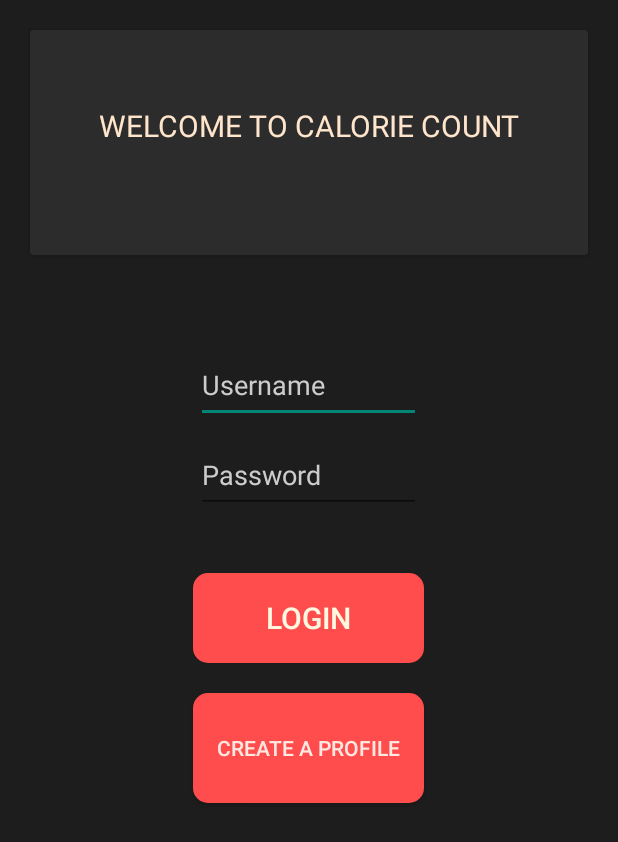
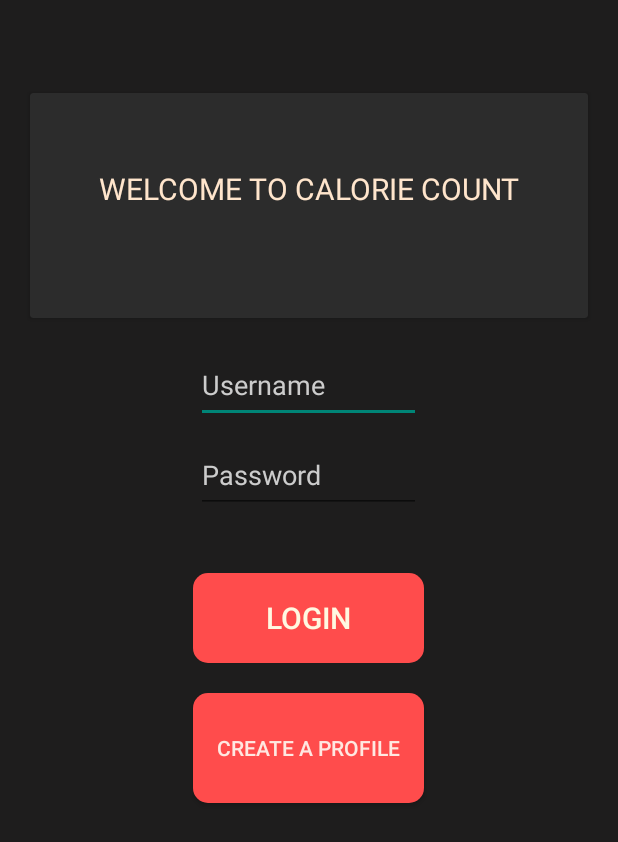
Before and after one commit to bekstha/Calorie-Count, an Android app: the screen it shows after launch (MainActivity), on a phone screen of 412 x 824 dp. Shown: the top 842 px of the screen. Run offline under Robolectric (Android 15) with nearby library versions, the phone set to English and light mode, and no system bars.

Commit message:
fixed a constraint on main activity xml fille

```diff
--- a/app/src/main/res/layout/activity_main.xml
+++ b/app/src/main/res/layout/activity_main.xml
@@ -8,24 +8,29 @@
     tools:context=".MainActivity">
 
     <com.google.android.material.card.MaterialCardView
-        android:layout_width= "match_parent"
+        android:layout_width="match_parent"
         android:layout_height="150dp"
-        app:cardBackgroundColor="#2C2C2C"
-        android:layout_margin="20dp">
+        android:layout_above="@+id/etUserName"
+        android:layout_marginStart="20dp"
+        android:layout_marginTop="20dp"
+        android:layout_marginEnd="20dp"
+        android:layout_marginBottom="20dp"
+        app:cardBackgroundColor="#2C2C2C">
 
 
         <TextView
             android:layout_width="match_parent"
             android:layout_height="wrap_content"
+            android:layout_marginTop="50dp"
             android:text="@string/welcome"
-            android:textSize="20sp"
+            android:textAlignment="center"
             android:textColor="#FFE5CC"
-            android:textAlignment="center"
-            android:layout_marginTop="50dp" />
+            android:textSize="20sp" />
 
     </com.google.android.material.card.MaterialCardView>
 
     <EditText
+        android:id="@+id/etUserName"
         android:layout_width="150dp"
         android:layout_height="wrap_content"
         android:layout_above="@id/etPassword"
```
Also changed, not shown: 1 other file.
